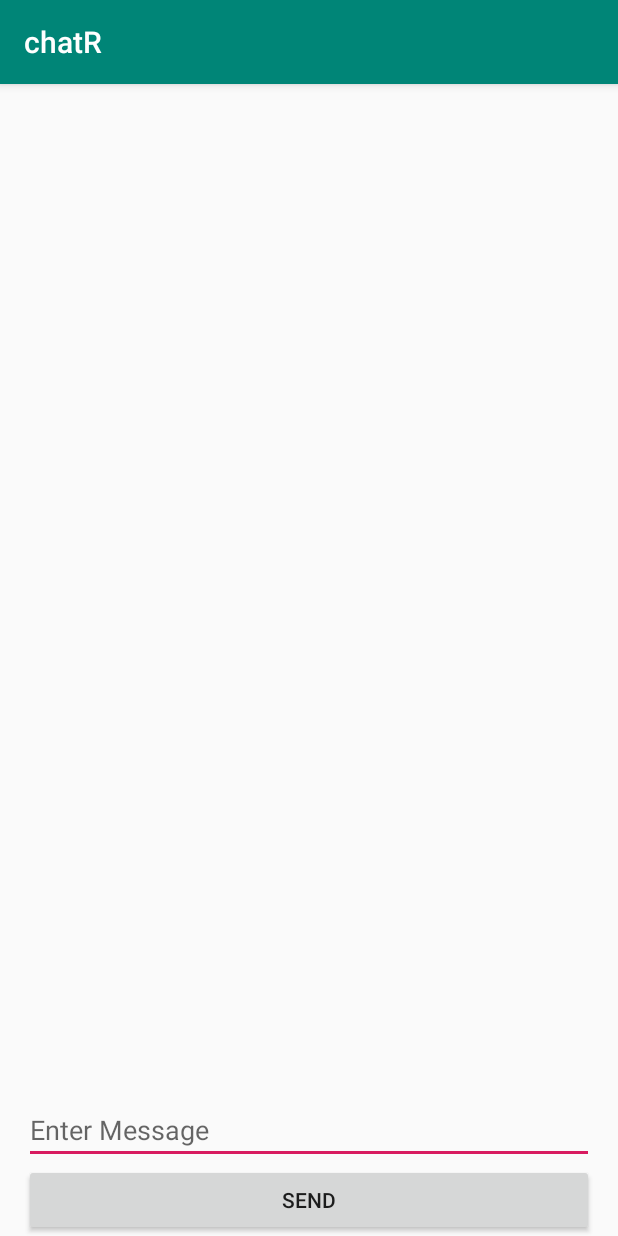
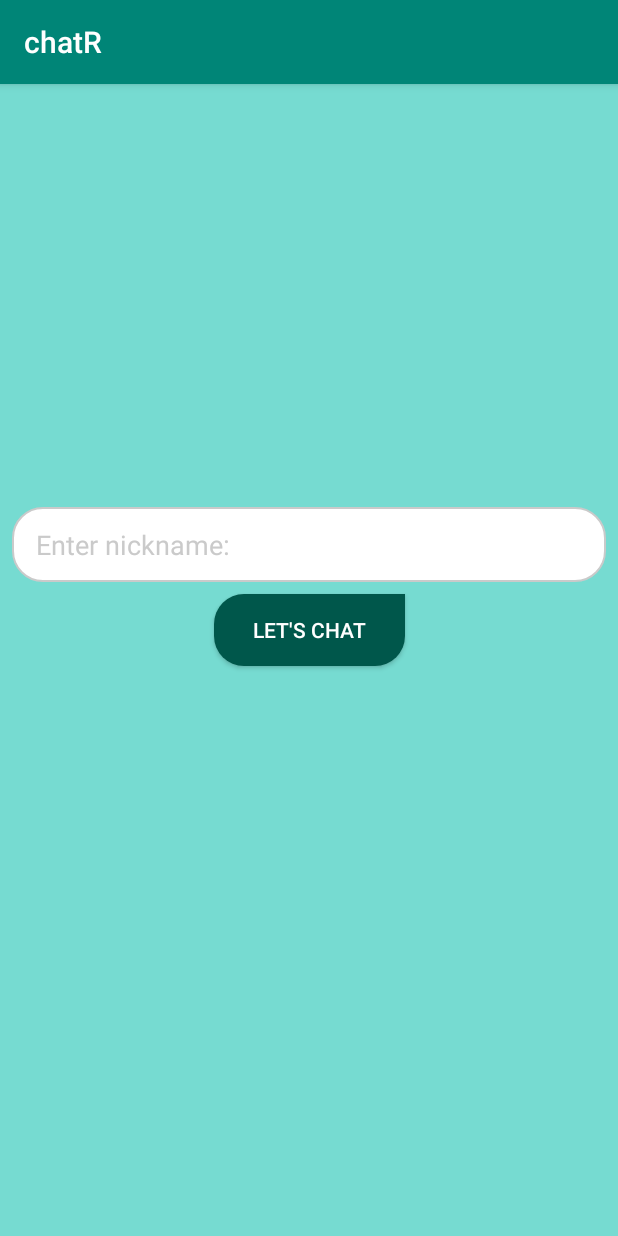
Before and after one commit to ejdrian313/Rchat, an Android app: the screen it shows after launch (MainActivity before the commit, LoginActivity after it), on a phone screen of 412 x 824 dp. Run offline under Robolectric (Android 15) with nearby library versions, the phone set to English and light mode, and no system bars; libraries missing offline, so code that uses them is left out: com.crashlytics.android, io.fabric.sdk; 1 statement that could not run was skipped.

Commit message:
add saving nickname

```diff
--- a/RchatMobile/chatR/app/build.gradle
+++ b/RchatMobile/chatR/app/build.gradle
@@ -14,6 +14,7 @@ android {
         versionCode 1
         versionName "1.0"
         testInstrumentationRunner "androidx.test.runner.AndroidJUnitRunner"
+        vectorDrawables.useSupportLibrary = true
     }
     buildTypes {
         release {
@@ -30,6 +31,7 @@ android {
 dependencies {
     implementation fileTree(dir: 'libs', include: ['*.jar'])
     implementation "org.jetbrains.kotlin:kotlin-stdlib-jdk7:$kotlin_version"
+    implementation 'com.android.support:appcompat-v7:28.0.0'
     implementation 'androidx.appcompat:appcompat:1.0.0'
     implementation 'androidx.constraintlayout:constraintlayout:1.1.3'
     testImplementation 'junit:junit:4.12'
@@ -53,6 +55,7 @@ dependencies {
     implementation('com.crashlytics.sdk.android:crashlytics:2.9.5@aar') {
         transitive = true;
     }
+
 }
 repositories {
     mavenCentral()
--- /dev/null
+++ b/RchatMobile/chatR/app/src/main/java/pl/ejdriansoft/chatr/services/Prefs.kt
@@ -0,0 +1,13 @@
+package pl.ejdriansoft.chatr.services.api
+
+import android.content.Context
+import pl.ejdriansoft.chatr.R
+
+class Prefs(private val context: Context) {
+
+    private val prefs = context.getSharedPreferences(context.getString(R.string.preference_file_key), 0)
+
+    var nickname: String?
+        get() = prefs.getString(context.getString(R.string.nickname), "")
+        set(value) = prefs.edit().putString(context.getString(R.string.nickname), value).apply()
+}
--- /dev/null
+++ b/RchatMobile/chatR/app/src/main/java/pl/ejdriansoft/chatr/ui/LoginActivity.kt
@@ -0,0 +1,42 @@
+package pl.ejdriansoft.chatr.ui
+
+import androidx.appcompat.app.AppCompatActivity
+import android.os.Bundle
+import com.crashlytics.android.Crashlytics
+import io.fabric.sdk.android.Fabric
+import kotlinx.android.synthetic.main.activity_login.*
+import org.jetbrains.anko.intentFor
+import org.jetbrains.anko.singleTop
+import pl.ejdriansoft.chatr.R
+import pl.ejdriansoft.chatr.services.api.Prefs
+
+class LoginActivity : AppCompatActivity() {
+
+    override fun onCreate(savedInstanceState: Bundle?) {
+        super.onCreate(savedInstanceState)
+        Fabric.with(this, Crashlytics())
+        setContentView(R.layout.activity_login)
+        val prefs = Prefs(this)
+
+        if (prefs.nickname?.isNotEmpty()!!) {
+            startActivity(intentFor<ChatActivity>().singleTop())
+            finish()
+        }
+
+        btnChat.setOnClickListener {
+            if (etNickname.text.isNullOrBlank()) {
+                etNickname.error = "Choose a pokemon, Harry Potter"
+                return@setOnClickListener
+            } else {
+                if (etNickname.text.toString() == "buk") {
+                    etNickname.error = "Ja jestem bogiem, tylko wyobraź to sobie sobie"
+                    return@setOnClickListener
+                }
+                etNickname.error = null
+                prefs.nickname = etNickname.text.toString()
+                startActivity(intentFor<ChatActivity>().singleTop())
+                finish()
+            }
+        }
+    }
+}
--- /dev/null
+++ b/RchatMobile/chatR/app/src/main/res/drawable/rounded_background.xml
@@ -0,0 +1,10 @@
+<?xml version="1.0" encoding="utf-8"?>
+<!--  res/drawable/rounded_edittext.xml -->
+<shape xmlns:android="http://schemas.android.com/apk/res/android"
+    android:shape="rectangle" android:padding="10dp">
+    <solid android:color="@color/colorPrimaryDark"/>
+    <corners
+        android:bottomRightRadius="20dp"
+        android:bottomLeftRadius="20dp"
+        android:topLeftRadius="20dp" />
+</shape>
--- /dev/null
+++ b/RchatMobile/chatR/app/src/main/res/drawable/rounded_edittext_stroke.xml
@@ -0,0 +1,14 @@
+<?xml version="1.0" encoding="utf-8"?>
+<!--  res/drawable/rounded_edittext.xml -->
+<shape xmlns:android="http://schemas.android.com/apk/res/android"
+    android:shape="rectangle" android:padding="10dp">
+    <solid android:color="#FFFFFF"/>
+    <corners
+        android:bottomRightRadius="20dp"
+        android:bottomLeftRadius="20dp"
+        android:topLeftRadius="20dp"
+        android:topRightRadius="20dp"/>
+    <stroke
+        android:width="1dp"
+        android:color="#cacaca"/>
+</shape>
--- /dev/null
+++ b/RchatMobile/chatR/app/src/main/res/layout/activity_login.xml
@@ -0,0 +1,46 @@
+<?xml version="1.0" encoding="utf-8"?>
+<androidx.constraintlayout.widget.ConstraintLayout xmlns:android="http://schemas.android.com/apk/res/android"
+    xmlns:app="http://schemas.android.com/apk/res-auto"
+    xmlns:tools="http://schemas.android.com/tools"
+    android:layout_width="match_parent"
+    android:layout_height="match_parent"
+    android:background="@color/weird"
+    android:orientation="vertical">
+
+    <EditText
+        android:id="@+id/etNickname"
+        android:layout_width="match_parent"
+        android:layout_height="50dp"
+        android:layout_marginStart="8dp"
+        android:layout_marginTop="8dp"
+        android:layout_marginEnd="8dp"
+        android:layout_marginBottom="8dp"
+        android:layout_weight="1"
+        android:background="@drawable/rounded_edittext_stroke"
+        android:hint="Enter nickname:"
+        android:lines="1"
+        android:paddingLeft="16dp"
+        android:paddingRight="16dp"
+        android:textColorHint="#cacaca"
+        android:textSize="18sp"
+        app:layout_constraintBottom_toBottomOf="parent"
+        app:layout_constraintEnd_toEndOf="parent"
+        app:layout_constraintHorizontal_bias="0.0"
+        app:layout_constraintStart_toStartOf="parent"
+        app:layout_constraintTop_toTopOf="parent"
+        app:layout_constraintVertical_bias="0.39" />
+
+    <Button
+        android:id="@+id/btnChat"
+        android:layout_width="127dp"
+        android:layout_height="wrap_content"
+        android:layout_marginStart="8dp"
+        android:layout_marginTop="8dp"
+        android:layout_marginEnd="8dp"
+        android:background="@drawable/rounded_background"
+        android:text="Let's chat"
+        android:textColor="@android:color/white"
+        app:layout_constraintEnd_toEndOf="parent"
+        app:layout_constraintStart_toStartOf="parent"
+        app:layout_constraintTop_toBottomOf="@+id/etNickname" />
+</androidx.constraintlayout.widget.ConstraintLayout>
--- a/RchatMobile/chatR/app/src/main/res/layout/activity_main.xml
+++ /dev/null
@@ -1,29 +0,0 @@
-<?xml version="1.0" encoding="utf-8"?>
-<LinearLayout xmlns:android="http://schemas.android.com/apk/res/android"
-    android:layout_width="match_parent"
-    android:layout_height="match_parent"
-    android:paddingLeft="16dp"
-    android:paddingRight="16dp"
-    android:orientation="vertical" >
-    <TextView
-        android:layout_width="match_parent"
-        android:layout_height="wrap_content"
-        android:id="@+id/tvMain" />
-    <ListView
-        android:layout_height="0dp"
-        android:layout_weight="1"
-        android:layout_width="fill_parent"
-        android:id="@+id/lvMessages"
-        android:transcriptMode="alwaysScroll">
-    </ListView>
-    <EditText
-        android:layout_height="wrap_content"
-        android:layout_width="fill_parent"
-        android:id="@+id/etMessageText"
-        android:hint="Enter Message" />
-    <Button
-        android:text="Send"
-        android:layout_width="match_parent"
-        android:layout_height="wrap_content"
-        android:id="@+id/bSend" />
-</LinearLayout>
--- a/RchatMobile/chatR/app/src/main/res/values/colors.xml
+++ b/RchatMobile/chatR/app/src/main/res/values/colors.xml
@@ -3,4 +3,5 @@
     <color name="colorPrimary">#008577</color>
     <color name="colorPrimaryDark">#00574B</color>
     <color name="colorAccent">#D81B60</color>
+    <color name="weird">#76dbd1</color>
 </resources>
--- a/RchatMobile/chatR/app/src/main/res/values/strings.xml
+++ b/RchatMobile/chatR/app/src/main/res/values/strings.xml
@@ -1,3 +1,5 @@
 <resources>
     <string name="app_name">chatR</string>
+    <string name="nickname">nickname</string>
+    <string name="preference_file_key">sharedpref</string>
 </resources>
```
Also changed, not shown: RchatMobile/chatR/app/src/main/AndroidManifest.xml (+10 -2 lines), RchatMobile/chatR/app/src/main/java/pl/ejdriansoft/chatr/ui/ChatActivity.kt (renamed from RchatMobile/chatR/app/src/main/java/pl/ejdriansoft/chatr/MainActivity.kt, +23 -34 lines), RchatMobile/chatR/app/src/main/res/drawable/ic_send.xml (added, +9 -0 lines), RchatMobile/chatR/app/src/main/res/layout/activity_chat.xml (added, +58 -0 lines), RchatMobile/chatR/app/src/main/res/layout/item_chat.xml (added, +10 -0 lines), RchatMobile/chatR/app/src/main/java/pl/ejdriansoft/chatr/services/api/ChatRAPI.kt (renamed from RchatMobile/chatR/app/src/main/java/pl/ejdriansoft/chatr/services/ChatRAPI.kt), RchatMobile/chatR/app/src/main/java/pl/ejdriansoft/chatr/services/api/ChatRService.kt (renamed from RchatMobile/chatR/app/src/main/java/pl/ejdriansoft/chatr/services/ChatRService.kt), 1 other file.
